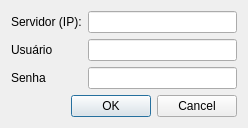
Qt form WhatsProg_cliente/logindialog.ui (macielbarbosa/WhatsProg) before a commit.
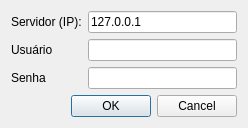
The same form after that commit.

What changed in the file:
```diff
--- a/WhatsProg_cliente/logindialog.ui
+++ b/WhatsProg_cliente/logindialog.ui
@@ -22,7 +22,11 @@
     </widget>
    </item>
    <item row="0" column="1">
-    <widget class="QLineEdit" name="lineEditIpServidor"/>
+    <widget class="QLineEdit" name="lineEditIpServidor">
+     <property name="text">
+      <string>127.0.0.1</string>
+     </property>
+    </widget>
    </item>
    <item row="1" column="0">
     <widget class="QLabel" name="labelNomeUsuario">
```
